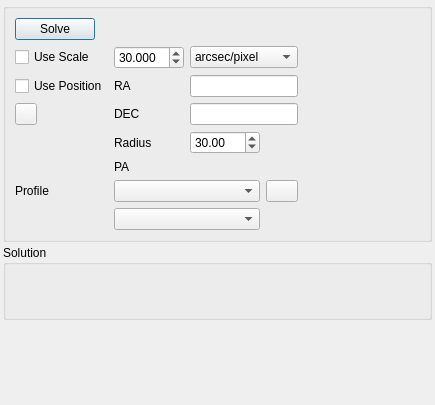
Before: the Qt Designer form kstars/fitsviewer/platesolve.ui in KDE/kstars, drawn with Qt 5.
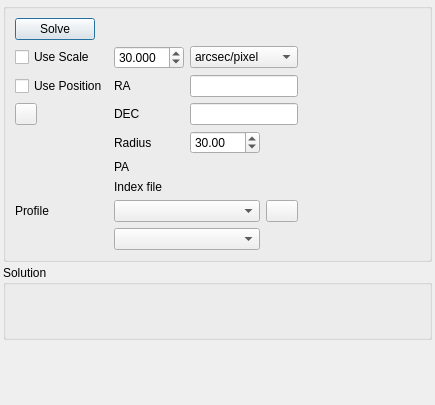
After: the same form once the commit is applied. Icons and pictures are not drawn. Custom widgets are drawn as their Qt base class.

Commit message: Add info about index file used to the fits solver.

Patch:
```diff
--- a/kstars/fitsviewer/platesolve.ui
+++ b/kstars/fitsviewer/platesolve.ui
@@ -354,6 +354,42 @@
         </property>
        </spacer>
       </item>
+      <item row="8" column="1">
+       <widget class="QLabel" name="FitsSolverIndexfileLabel">
+        <property name="toolTip">
+         <string>The index file used to solve the image.</string>
+        </property>
+        <property name="text">
+         <string>Index file</string>
+        </property>
+       </widget>
+      </item>
+      <item row="8" column="2" colspan="2">
+       <widget class="QLabel" name="FitsSolverIndexfile">
+        <property name="maximumSize">
+         <size>
+          <width>70</width>
+          <height>16777215</height>
+         </size>
+        </property>
+        <property name="toolTip">
+         <string>The index file used to solve the image.</string>
+        </property>
+       </widget>
+      </item>
+      <item row="8" column="4">
+       <spacer name="hSpacer7">
+        <property name="orientation">
+         <enum>Qt::Horizontal</enum>
+        </property>
+        <property name="sizeHint" stdset="0">
+         <size>
+          <width>-1</width>
+          <height>-1</height>
+         </size>
+        </property>
+       </spacer>
+      </item>      
       <item row="9" column="0">
        <widget class="QLabel" name="FitsSolverProfileLabel">
         <property name="sizePolicy">
```
The commit also changes 1 other file.
